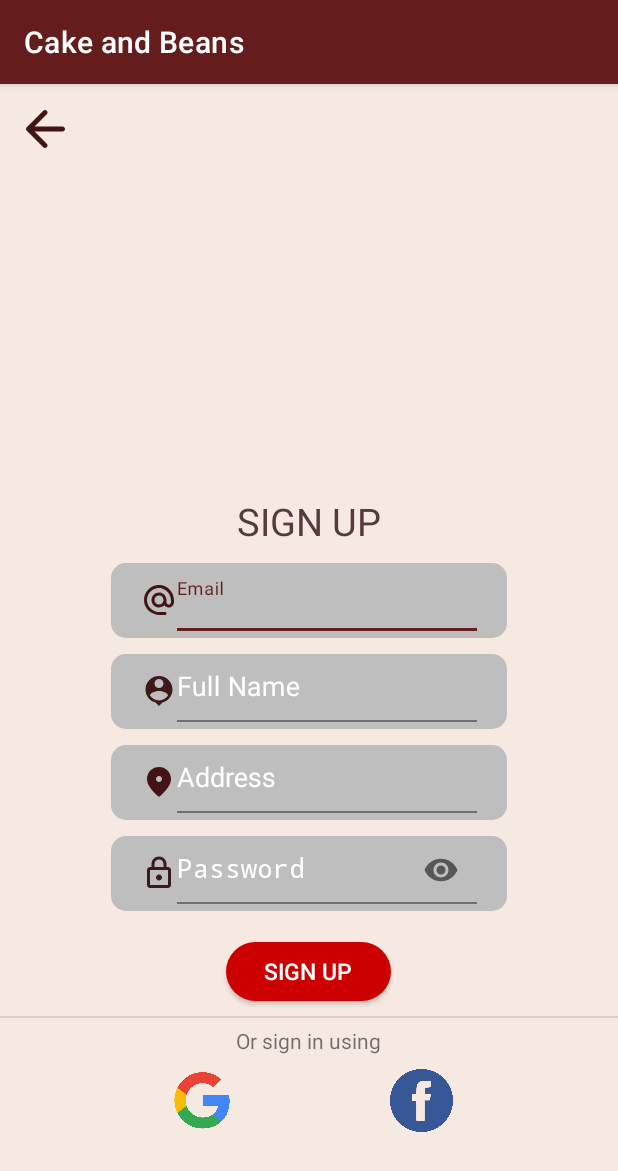
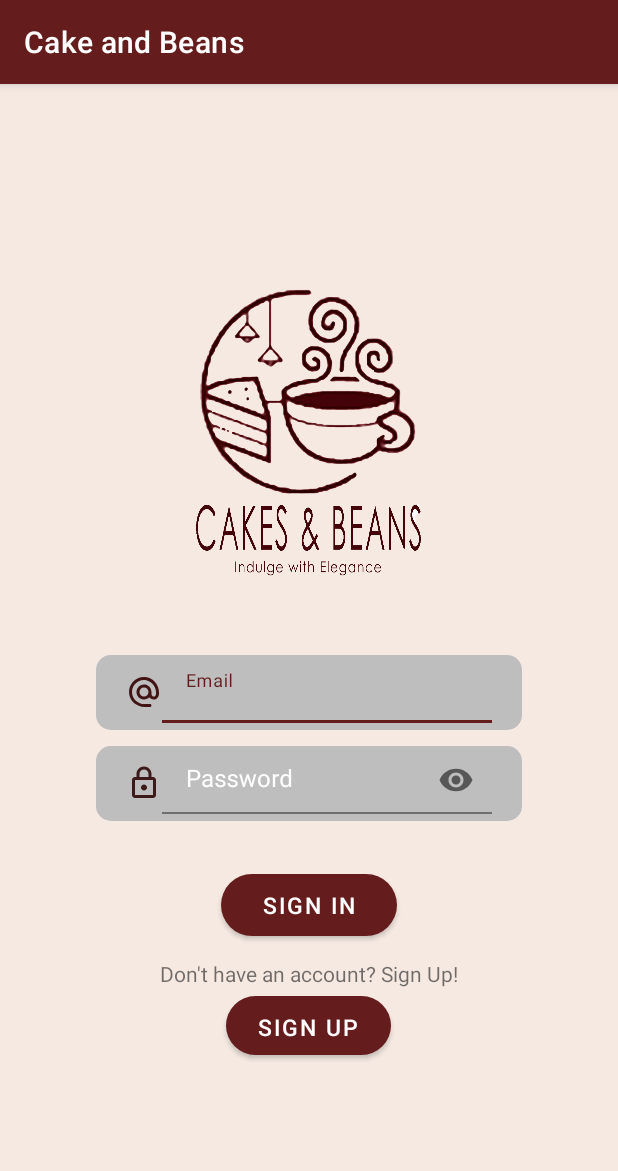
Before and after one commit to menementies/Cake-and-Beans, an Android app: the screen it shows after launch (LoginForm), on a phone screen of 412 x 824 dp. Shown: the top 1171 px of the screen. Run offline under Robolectric (Android 15) with nearby library versions, the phone set to English and light mode, and no system bars; our stand-ins replace Firebase (no records; nobody signed in at launch, a user with empty details on screens opened directly).

Commit message:
GAGA GUMAGANA LOGIN

```diff
--- a/app/src/main/java/com/example/cakeandbeans/LoginForm.java
+++ b/app/src/main/java/com/example/cakeandbeans/LoginForm.java
@@ -1,58 +1,130 @@
 package com.example.cakeandbeans;
 
+import androidx.annotation.NonNull;
 import androidx.appcompat.app.AlertDialog;
 import androidx.appcompat.app.AppCompatActivity;
 
+import android.app.ProgressDialog;
 import android.content.DialogInterface;
 import android.content.Intent;
 import android.os.Bundle;
+import android.text.TextUtils;
+import android.util.Patterns;
 import android.view.View;
 import android.widget.Button;
 import android.widget.EditText;
 import android.widget.Toast;
 
+import com.example.cakeandbeans.databinding.ActivityLoginBinding;
 import com.example.cakeandbeans.databinding.ActivitySignUpBinding;
+import com.google.android.gms.tasks.OnFailureListener;
+import com.google.android.gms.tasks.OnSuccessListener;
+import com.google.firebase.auth.AuthResult;
+import com.google.firebase.auth.FirebaseAuth;
+import com.google.firebase.auth.FirebaseUser;
 
 public class LoginForm extends AppCompatActivity {
     //View binding
-    private ActivitySignUpBinding binding;
+    private ActivityLoginBinding binding;
+    private String email="",password="";
+    //progress dialog
+    private ProgressDialog progressDialog;
+
+    //firebase auth
+    private FirebaseAuth firebaseAuth;
+
     @Override
     protected void onCreate(Bundle savedInstanceState) {
-        binding = ActivitySignUpBinding.inflate(getLayoutInflater());
+        super.onCreate(savedInstanceState);
+        binding = ActivityLoginBinding.inflate(getLayoutInflater());
         setContentView(binding.getRoot());
 
-        EditText etUsername, etPassword;
-        Button btnsignIn, btnsignUp;
-        super.onCreate(savedInstanceState);
+        progressDialog= new ProgressDialog(this);
+        progressDialog.setTitle("Please wait");
+        progressDialog.setMessage("Logging In");
+        progressDialog.setCanceledOnTouchOutside(false);
 
+        firebaseAuth = FirebaseAuth.getInstance();
+        checkUser();
 
-        etUsername = findViewById(R.id.et_username);
-        etPassword = findViewById(R.id.et_password);
-        btnsignIn = findViewById(R.id.bt_signIn);
-        btnsignUp = findViewById(R.id.bt_signUp);
-        btnsignIn.setOnClickListener(new View.OnClickListener() {
+        Button btnSignUp;
+        btnSignUp = findViewById(R.id.bt_signUp);
+        //if no account
+        btnSignUp.setOnClickListener(new View.OnClickListener() {
             @Override
-            public void onClick(View v) {
-                if (etUsername.getText().toString().equals("admin") && etPassword.getText().toString().equals("admin")) {
-                    Toast.makeText(LoginForm.this, "Logged In Successfully",  Toast.LENGTH_SHORT).show();
-                            Intent next= new Intent(LoginForm.this,Menu.class);
-                            startActivity(next);
-                            finish();
-                }else {
-                    Toast.makeText(getApplicationContext(), "Use admin as username and password!!!", Toast.LENGTH_SHORT).show();
-                }
-            }
-        });
 
-        btnsignUp.setOnClickListener(new View.OnClickListener() {
-            @Override
             public void onClick(View v) {
                     Intent next= new Intent(LoginForm.this,SignUp.class);
                     startActivity(next);
                     finish();
             }
         });
+        binding.btSignIn.setOnClickListener(new View.OnClickListener() {
+            @Override
+            public void onClick(View v) {
+               validateData();
+            }
+        });
+
     }
+
+    private void checkUser() {
+        //get current user
+        FirebaseUser firebaseUser = firebaseAuth.getCurrentUser();
+        if (firebaseUser !=null){
+            //user is logged in
+            startActivity(new Intent(this, Menu.class));
+            finish();
+        }
+    }
+
+    private void validateData() {
+        //get data
+        email=binding.etEmail.getText().toString().trim();
+        password=binding.etPassword.getText().toString().trim();
+        //validate data
+        if(!Patterns.EMAIL_ADDRESS.matcher(email).matches()){
+            //email format aint valid..dont proceed eme
+            binding.etEmail.setError("Invalid email format!");
+        } else if (TextUtils.isEmpty(password)) {
+            //no password entered
+            binding.etPassword.setError("Enter Password");
+        }else{
+            //data is valid; continue firebase signup
+            firebaseLogin();
+        }
+    }
+
+    private void firebaseLogin() {
+        progressDialog.show();
+
+        firebaseAuth.signInWithEmailAndPassword(email, password)
+                .addOnSuccessListener(new OnSuccessListener<AuthResult>() {
+                    @Override
+                    public void onSuccess(AuthResult authResult) {
+                        //login success
+                        //get user info
+                        FirebaseUser firebaseUser = firebaseAuth.getCurrentUser();
+                        String email = firebaseUser.getEmail();
+                        Toast.makeText(LoginForm.this,"Logged In\n", Toast.LENGTH_SHORT).show();
+                    }
+                })
+                .addOnFailureListener(new OnFailureListener() {
+                    @Override
+                    public void onFailure(@NonNull Exception e) {
+                        //login failed, get and show error msg
+                        progressDialog.dismiss();
+                        Toast.makeText(LoginForm.this, ""+e.getMessage(), Toast.LENGTH_SHORT).show();
+
+                        //open profile activity
+                        startActivity(new Intent(LoginForm.this, LoginForm.class));
+                        finish();
+                    }
+                });
+
+    }
+
+
     public void onBackPressed(){
         AlertDialog.Builder builder = new AlertDialog.Builder(LoginForm.this);
         builder.setTitle(R.string.app_name);
--- a/app/src/main/java/com/example/cakeandbeans/Menu.java
+++ b/app/src/main/java/com/example/cakeandbeans/Menu.java
@@ -22,6 +22,8 @@ import android.widget.Toast;
 import com.denzcoskun.imageslider.ImageSlider;
 import com.denzcoskun.imageslider.constants.ScaleTypes;
 import com.denzcoskun.imageslider.models.SlideModel;
+import com.example.cakeandbeans.databinding.ActivityProfileBinding;
+import com.google.firebase.auth.FirebaseAuth;
 
 import java.util.ArrayList;
 
@@ -31,6 +33,8 @@ public class Menu extends AppCompatActivity {
         super.onCreate(savedInstanceState);
         setContentView(R.layout.activity_menu);
         getSupportActionBar().hide();
+
+
         Button btnCake;
         Button btnCoffee;
         ImageView menu;
@@ -67,6 +71,8 @@ public class Menu extends AppCompatActivity {
                 funcMenu();
             }
         });
+
+
     }
 
     private void funcMenu() {
--- a/app/src/main/res/layout/activity_login.xml
+++ b/app/src/main/res/layout/activity_login.xml
@@ -8,63 +8,85 @@
     android:gravity="center"
     tools:context=".LoginForm"
     android:background="#F5E9E2">
+
     <LinearLayout
         android:layout_width="match_parent"
         android:layout_height="match_parent"
+        android:gravity="center"
         android:orientation="vertical"
-        android:gravity="center">
+        tools:layout_editor_absoluteX="0dp"
+        tools:layout_editor_absoluteY="0dp">
 
         <ImageView
             android:id="@+id/imageView2"
             android:layout_width="270dp"
             android:layout_height="225dp"
+            android:layout_marginBottom="30dp"
             app:srcCompat="@drawable/login_logo" />
 
         <LinearLayout
-            android:layout_width="280dp"
-            android:layout_height="wrap_content"
-            android:layout_marginTop="30dp"
+            android:layout_width="wrap_content"
+            android:layout_height="50dp"
+            android:layout_gravity="center"
+            android:layout_marginVertical="5dp"
             android:background="@drawable/round_edittext"
-            android:gravity="center"
-            android:padding="10dp">
+            android:orientation="horizontal"
+            android:paddingHorizontal="20dp">
 
             <ImageView
-                android:layout_width="50dp"
+                android:layout_width="wrap_content"
                 android:layout_height="wrap_content"
-                android:src="@drawable/ic_baseline_person_pin_24" />
+                android:layout_gravity="center"
+                android:src="@drawable/ic_round_alternate_email_24" />
 
-            <EditText
-                android:id="@+id/et_username"
-                android:layout_width="200dp"
-                android:layout_height="wrap_content"
-                android:background="@android:color/transparent"
-                android:hint="Enter Username"
-                android:textColorHint="@android:color/white" />
-        </LinearLayout>
+            <com.google.android.material.textfield.TextInputLayout
+                android:id="@+id/usernameTiL"
+                android:layout_width="match_parent"
+                android:layout_height="45dp"
+                android:textColorHint="@android:color/white">
 
+                <EditText
+                    android:id="@+id/et_email"
+                    android:layout_width="220dp"
+                    android:layout_height="match_parent"
+                    android:background="@android:color/transparent"
+                    android:hint="Email"
+                    android:inputType="textEmailAddress"
+                    android:textColor="@color/black" />
+            </com.google.android.material.textfield.TextInputLayout> <!--username-->
+        </LinearLayout><!--username-->
         <LinearLayout
-            android:layout_width="280dp"
-            android:layout_height="wrap_content"
-            android:layout_marginTop="10dp"
+            android:layout_width="wrap_content"
+            android:layout_height="50dp"
+            android:layout_gravity="center"
+            android:layout_marginVertical="5dp"
             android:background="@drawable/round_edittext"
-            android:gravity="center"
-            android:padding="10dp">
+            android:orientation="horizontal"
+            android:paddingHorizontal="20dp">
 
             <ImageView
-                android:layout_width="50dp"
+                android:layout_width="wrap_content"
                 android:layout_height="wrap_content"
+                android:layout_gravity="center"
                 android:src="@drawable/ic_outline_lock_24" />
 
-            <EditText
-                android:id="@+id/et_password"
-                android:layout_width="200dp"
-                android:layout_height="wrap_content"
-                android:background="@android:color/transparent"
-                android:hint="Enter Password"
-                android:inputType="textPassword"
-                android:textColor="@android:color/black"
-                android:textColorHint="@android:color/white" />
-        </LinearLayout>
+            <com.google.android.material.textfield.TextInputLayout
+                android:id="@+id/passwordTiL"
+                android:layout_width="match_parent"
+                android:layout_height="45dp"
+                android:textColorHint="@android:color/white"
+                app:passwordToggleEnabled="true">
+
+                <EditText
+                    android:id="@+id/et_password"
+                    android:layout_width="220dp"
+                    android:layout_height="match_parent"
+                    android:background="@android:color/transparent"
+                    android:hint="Password"
+                    android:inputType="textPassword"
+                    android:textColor="@color/black" />
+            </com.google.android.material.textfield.TextInputLayout> <!--username-->
+        </LinearLayout><!--password-->
 
         <Button
             android:id="@+id/bt_signIn"
@@ -74,20 +96,17 @@
             android:background="@drawable/round_button"
             android:text="Sign In"
             android:textColor="@android:color/white"
-            android:textSize="15dp" />
-
-        <View
-            android:id="@+id/divider"
-            android:layout_width="match_parent"
-            android:layout_height="2dp"
-            android:background="?android:attr/listDivider"
-            android:layout_marginTop="10dp"/>
-
+            android:textSize="15dp"
+            android:layout_marginBottom="10dp"/>
+        <TextView
+            android:layout_width="wrap_content"
+            android:layout_height="wrap_content"
+            android:layout_margin="5dp"
+            android:text="Don't have an account? Sign Up!"/>
         <Button
             android:id="@+id/bt_signUp"
             android:layout_width="110dp"
             android:layout_height="39dp"
-            android:layout_marginTop="10dp"
             android:background="@drawable/round_button"
             android:text="Sign Up"
             android:textColor="@android:color/white"
--- a/app/src/main/res/layout/activity_sign_up.xml
+++ b/app/src/main/res/layout/activity_sign_up.xml
@@ -167,7 +167,7 @@
                     android:textColor="@color/black"
                     android:inputType="textPassword"/>
             </com.google.android.material.textfield.TextInputLayout> <!--username-->
-        </LinearLayout><!--address-->
+        </LinearLayout><!--password-->
         <Button
             android:id="@+id/bt_signUp"
             android:layout_width="110dp"
```
Also changed, not shown: app/src/main/java/com/example/cakeandbeans/Profile.java (+41 -1 lines), app/src/main/java/com/example/cakeandbeans/SignUp.java (+8 -1 lines), app/src/main/res/layout/activity_profile.xml (+78 -9 lines).
